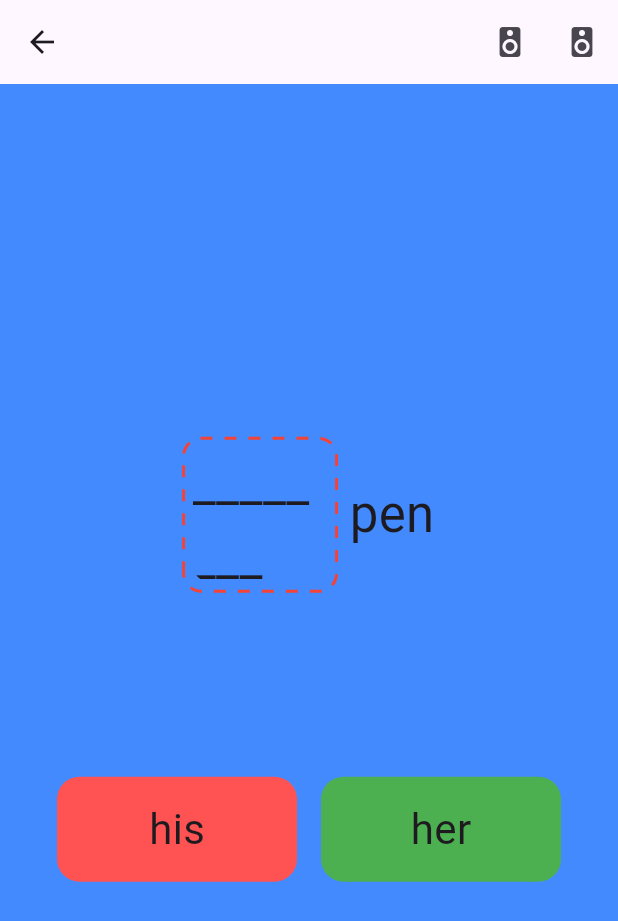
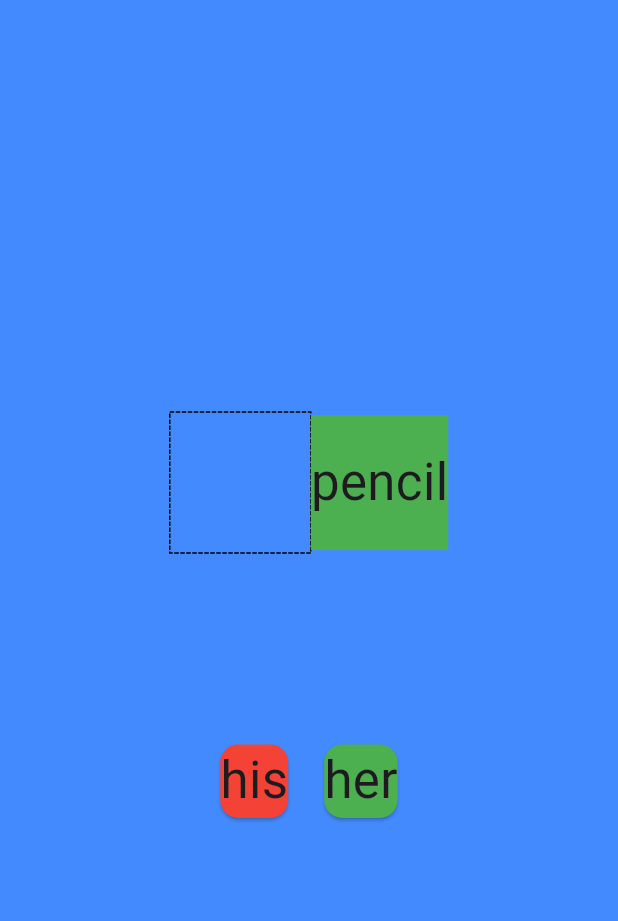
Before and after one commit to BhakinKhantarjeerawat/collocation_dictionary, a Flutter app: the HomeScreen screen opened directly, after a tap on the "search" icon, on a phone screen of 412 x 824 dp. Shown: the top 921 px of the screen. Run offline on Flutter 3.47's test engine with Material 2 defaults, Android fonts, the light colour scheme and no system bars; drawn by our look-alikes of dotted_border; our stand-ins replace flutter_riverpod, flutter_tts, introduction_screen, just_audio, page_transition, riverpod_annotation; generated files the repository leaves out were written again.

Commit message:
DragWidget

```diff
--- a/lib/features/home/presentation/drag_screen2.dart
+++ /dev/null
@@ -1,261 +0,0 @@
-// import 'package:audioplayers/audioplayers.dart';
-import 'package:collocation_dictionary/common_widgets/my_text.dart';
-import 'package:collocation_dictionary/common_widgets/show_snackbar.dart';
-import 'package:collocation_dictionary/constants/app_sizes.dart';
-import 'package:collocation_dictionary/features/home/data/tts_provider.dart';
-import 'package:dotted_border/dotted_border.dart';
-import 'package:flutter/material.dart';
-import 'package:flutter_riverpod/flutter_riverpod.dart';
-import 'package:just_audio/just_audio.dart';
-
-final isDroppedProvider = StateProvider<bool>((ref) {
-  return false;
-});
-
-class DragScreen2 extends ConsumerStatefulWidget {
-  const DragScreen2({super.key});
-
-  @override
-  ConsumerState<ConsumerStatefulWidget> createState() => _DragScreen2State();
-}
-
-class _DragScreen2State extends ConsumerState<DragScreen2> {
-  final bool _isDropped = false;
-  // final String _color = 'blue';
-  late AudioPlayer player1;
-  late AudioPlayer player2;
-
-  @override
-  void initState() {
-    super.initState();
-    player1 = AudioPlayer();
-    player2 = AudioPlayer();
-  }
-
-  @override
-  void dispose() {
-    player1.dispose();
-    player2.dispose();
-
-    super.dispose();
-  }
-
-  @override
-  Widget build(BuildContext context) {
-    return Scaffold(
-        appBar: AppBar(
-          actions: [
-            IconButton(
-                onPressed: () async {
-                  // final player1 = AudioPlayer();
-
-                  await player1.setAsset('assets/voices/his.mp3');
-                  await player1.play();
-
-                  // final player2 = AudioPlayer();
-                  await player2.setAsset('assets/voices/pencil.mp3');
-                  await player2.play();
-                },
-                icon: const Icon(Icons.speaker)),
-            IconButton(
-                onPressed: () async {
-                  // final player1 = AudioPlayer();
-
-                  await player1.setAsset('assets/voices/his_pencil.mp3');
-                  await player1.play();
-
-                  // final player2 = AudioPlayer();
-                  // await player2.setAsset('assets/voices/pencil.mp3');
-                  // await player2.play();
-                },
-                icon: const Icon(Icons.speaker)),
-          ],
-        ),
-        backgroundColor: Colors.blueAccent,
-        body: Center(
-          child: Column(
-            mainAxisAlignment: MainAxisAlignment.center,
-            children: [
-              const Row(
-                mainAxisAlignment: MainAxisAlignment.center,
-                children: [
-                  MyDragTarget(staticWord: 'pencil'),
-                  MyText(' pen', 34)
-                ],
-              ),
-              SizedBox(
-                height: MediaQuery.of(context).size.height * 0.15,
-              ),
-              Row(
-                mainAxisAlignment: MainAxisAlignment.center,
-                children: [
-                  Draggable<String>(
-                    data: 'his',
-                    feedback: Material(
-                      color: Colors.blueAccent,
-                      child: Container(
-                        height: 70.0,
-                        width: 160.0,
-                        decoration: BoxDecoration(
-                            color: Colors.redAccent,
-                            borderRadius: BorderRadius.circular(15)),
-                        child: const Center(
-                          child: Text(
-                            'Dragging',
-                            textScaleFactor: 2,
-                          ),
-                        ),
-                      ),
-                    ),
-                    childWhenDragging: const SizedBox(
-                      height: 70.0,
-                      width: 160.0,
-                      // color: Colors.grey,
-                      // child: const Center(
-                      //   child: Text(
-                      //     'I was here',
-                      //     textScaleFactor: 2,
-                      //   ),
-                      // ),
-                    ),
-                    child: InkWell(
-                      onTap: () => ref.read(ttsProvider).speak('his'),
-                      child: Container(
-                        height: 70.0,
-                        width: 160.0,
-                        decoration: BoxDecoration(
-                            color: Colors.redAccent,
-                            borderRadius: BorderRadius.circular(15)),
-                        // color: Colors.redAccent,
-                        child: const Center(
-                          child: Text(
-                            'his',
-                            textScaleFactor: 2,
-                          ),
-                        ),
-                      ),
-                    ),
-                  ),
-                  gapW16,
-                  Draggable<String>(
-                    data: 'blue',
-                    feedback: Material(
-                      // key: Key('asdf'),
-                      color: Colors.green,
-                      child: Container(
-                        height: 70.0,
-                        width: 160.0,
-                        decoration: BoxDecoration(
-                            // color: Colors.green,
-                            borderRadius: BorderRadius.circular(15)),
-                        child: const Center(
-                          child: Text(
-                            'her',
-                            textScaleFactor: 2,
-                          ),
-                        ),
-                      ),
-                    ),
-                    childWhenDragging: const SizedBox(
-                      height: 70.0,
-                      width: 160.0,
-                      // color: Colors.grey,
-                      // child: const Center(
-                      //   child: Text(
-                      //     'I was here',
-                      //     textScaleFactor: 2,
-                      //   ),
-                      // ),
-                    ),
-                    child: GestureDetector(
-                      onTap: () => ref.read(ttsProvider).speak('her'),
-                      child: Container(
-                        height: 70.0,
-                        width: 160.0,
-                        decoration: BoxDecoration(
-                            color: Colors.green,
-                            borderRadius: BorderRadius.circular(15)),
-                        // color: Colors.green,
-                        child: const Center(
-                          child: Text(
-                            'her',
-                            textScaleFactor: 2,
-                          ),
-                        ),
-                      ),
-                    ),
-                  )
-                ],
-              ),
-            ],
-          ),
-        ));
-  }
-}
-
-class MyDragTarget extends ConsumerStatefulWidget {
-  const MyDragTarget({super.key, required this.staticWord});
-  final String staticWord;
-
-  @override
-  ConsumerState<ConsumerStatefulWidget> createState() => _MyDragTargetState();
-}
-
-class _MyDragTargetState extends ConsumerState<MyDragTarget> {
-  final String data = '';
-
-  @override
-  Widget build(BuildContext context) {
-    final isDropped = ref.watch(isDroppedProvider);
-    return DragTarget<String>(
-      builder: (
-        BuildContext context,
-        List<dynamic> accepted,
-        List<dynamic> rejected,
-      ) {
-        return DottedBorder(
-          borderType: BorderType.RRect,
-          radius: const Radius.circular(12),
-          padding: const EdgeInsets.all(6),
-          color: Colors.red,
-          strokeWidth: 2,
-          dashPattern: const [8],
-          child: ClipRRect(
-            borderRadius: const BorderRadius.all(Radius.circular(12)),
-            child: Container(
-              height: 90,
-              width: 90,
-              color: isDropped ? Colors.blueAccent : null,
-              child: Center(
-                  child: MyText(!isDropped ? '________' : 'his', 34
-                      // textScaleFactor: 1.5,
-                      )),
-            ),
-          ),
-        );
-      },
-
-      onAccept: (data) async {
-        debugPrint(data);
-        ref.read(ttsProvider).speak('$data ${widget.staticWord}');
-        showSnackBarGlobal(context, 'Dropped successfully!');
-        ref.read(isDroppedProvider.notifier).state = true;
-        setState(() {
-          data = data;
-        });
-      },
-      onWillAccept: (data) {
-        if (data != 'his') {
-          setState(() {
-            ref.read(ttsProvider).speak('wrong');
-            showSnackBarGlobal(context, 'wrong');
-          });
-        }
-        return data == 'his';
-      },
-      // onLeave: (data) {
-      //   showSnackBarGlobal(context, 'Missed');
-      // },
-    );
-  }
-}
--- /dev/null
+++ b/lib/features/home/presentation/drag_widget.dart
@@ -0,0 +1,182 @@
+// import 'package:audioplayers/audioplayers.dart';
+import 'package:collocation_dictionary/common_widgets/my_text.dart';
+import 'package:collocation_dictionary/common_widgets/show_snackbar.dart';
+import 'package:collocation_dictionary/constants/app_sizes.dart';
+import 'package:collocation_dictionary/features/home/data/tts_provider.dart';
+import 'package:dotted_border/dotted_border.dart';
+import 'package:flutter/material.dart';
+import 'package:flutter_riverpod/flutter_riverpod.dart';
+import 'package:just_audio/just_audio.dart';
+
+final isDroppedProvider = StateProvider<bool>((ref) {
+  return false;
+});
+
+class DragWidget extends ConsumerStatefulWidget {
+  const DragWidget(
+      {super.key,
+      required this.shownWord,
+      required this.firstChoice,
+      required this.secondChoice,
+      required this.answer});
+  final String shownWord;
+  final String firstChoice;
+  final String secondChoice;
+  final String answer;
+
+  @override
+  ConsumerState<ConsumerStatefulWidget> createState() => _DragWidgetState();
+}
+
+class _DragWidgetState extends ConsumerState<DragWidget> {
+  @override
+  Widget build(BuildContext context) {
+    return Scaffold(
+        backgroundColor: Colors.blueAccent,
+        body: Center(
+          child: Column(
+            mainAxisAlignment: MainAxisAlignment.center,
+            children: [
+              Row(
+                mainAxisAlignment: MainAxisAlignment.center,
+                children: [
+                  MyDragTarget(
+                      staticWord: widget.shownWord, answer: widget.answer),
+                  Container(
+                      color: Colors.green,
+                      height: 90,
+                      child: Center(child: MyText(widget.shownWord, 34)))
+                ],
+              ),
+              SizedBox(
+                height: MediaQuery.of(context).size.height * 0.15,
+              ),
+              Row(
+                mainAxisAlignment: MainAxisAlignment.center,
+                children: [
+                  Draggable<String>(
+                    data: widget.firstChoice,
+                    feedback: Material(
+                      color: Colors.blueAccent,
+                      child: Card(
+                        color: Colors.red,
+                        child: Center(
+                          child: MyText(widget.firstChoice, 34),
+                        ),
+                      ),
+                    ),
+                    childWhenDragging: Opacity(
+                      opacity: 0.0,
+                      child: Card(
+                        color: Colors.red,
+                        child: Center(
+                          child: MyText(widget.firstChoice, 34),
+                        ),
+                      ),
+                    ),
+                    child: InkWell(
+                      onTap: () =>
+                          ref.read(ttsProvider).speak(widget.firstChoice),
+                      child: Card(
+                        color: Colors.red,
+                        child: Center(
+                          child: MyText(widget.firstChoice, 34),
+                        ),
+                      ),
+                    ),
+                  ),
+                  gapW16,
+                  Draggable<String>(
+                    data: 'blue',
+                    feedback: Material(
+                      color: Colors.blueAccent,
+                      child: Card(
+                        color: Colors.green,
+                        child: Center(
+                          child: MyText(widget.secondChoice, 34),
+                        ),
+                      ),
+                    ),
+                    childWhenDragging: Opacity(
+                      opacity: 0.0,
+                      child: Card(
+                        color: Colors.green,
+                        child: Center(
+                          child: MyText(widget.secondChoice, 34),
+                        ),
+                      ),
+                    ),
+                    child: InkWell(
+                      onTap: () =>
+                          ref.read(ttsProvider).speak(widget.secondChoice),
+                      child: Card(
+                        color: Colors.green,
+                        child: Center(
+                          child: MyText(widget.secondChoice, 34),
+                        ),
+                      ),
+                    ),
+                  )
+                ],
+              ),
+            ],
+          ),
+        ));
+  }
+}
+
+class MyDragTarget extends ConsumerStatefulWidget {
+  const MyDragTarget(
+      {super.key, required this.staticWord, required this.answer});
+  final String staticWord;
+  final String answer;
+
+  @override
+  ConsumerState<ConsumerStatefulWidget> createState() => _MyDragTargetState();
+}
+
+class _MyDragTargetState extends ConsumerState<MyDragTarget> {
+  final String data = '';
+
+  @override
+  Widget build(BuildContext context) {
+    final isDropped = ref.watch(isDroppedProvider);
+    return DragTarget<String>(
+      builder: (
+        BuildContext context,
+        List<dynamic> accepted,
+        List<dynamic> rejected,
+      ) {
+        return DottedBorder(
+          child: Container(
+            height: 90,
+            width: 90,
+            color: Colors.blueAccent,
+            child: Center(child: MyText(!isDropped ? '' : widget.answer, 34)),
+          ),
+        );
+      },
+      onAccept: (data) async {
+        debugPrint(data);
+        ref.read(ttsProvider).speak('$data ${widget.staticWord}');
+        showSnackBarGlobal(context, 'Correct!');
+        ref.read(isDroppedProvider.notifier).state = true;
+        setState(() {
+          data = data;
+        });
+      },
+      onWillAccept: (data) {
+        if (data != widget.answer) {
+          setState(() {
+            ref.read(ttsProvider).speak('wrong!');
+            showSnackBarGlobal(context, 'wrong!');
+          });
+        }
+        return data == widget.answer;
+      },
+      // onLeave: (data) {
+      //   showSnackBarGlobal(context, 'Missed');
+      // },
+    );
+  }
+}
--- a/lib/features/home/presentation/widgets/search_widgets.dart
+++ b/lib/features/home/presentation/widgets/search_widgets.dart
@@ -1,6 +1,6 @@
 import 'package:collocation_dictionary/constants/app_sizes.dart';
 import 'package:collocation_dictionary/features/home/data/providers.dart';
-import 'package:collocation_dictionary/features/home/presentation/drag_screen2.dart';
+import 'package:collocation_dictionary/features/home/presentation/drag_widget.dart';
 import 'package:collocation_dictionary/global_methods.dart/my_navigate.dart';
 import 'package:flutter/material.dart';
 import 'package:flutter_riverpod/flutter_riverpod.dart';
@@ -67,7 +67,13 @@ class _SearchWidgetState extends ConsumerState<SearchWidget> {
               icon: const Icon(Icons.search_outlined, color: Colors.white),
               iconSize: 55,
               onPressed: () {
-                myNavigate(context, screen: const DragScreen2());
+                myNavigate(context,
+                    screen: const DragWidget(
+                      shownWord: 'pencil',
+                      firstChoice: 'his',
+                      secondChoice: 'her',
+                      answer: 'his',
+                    ));
               }),
         ],
       ),
```
